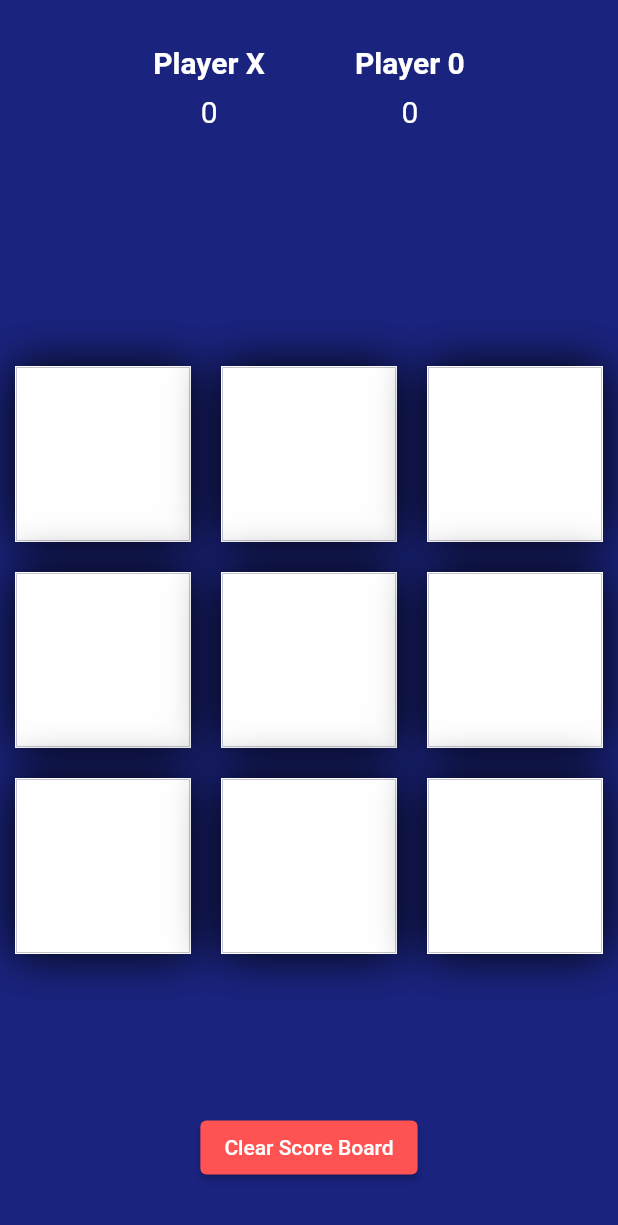
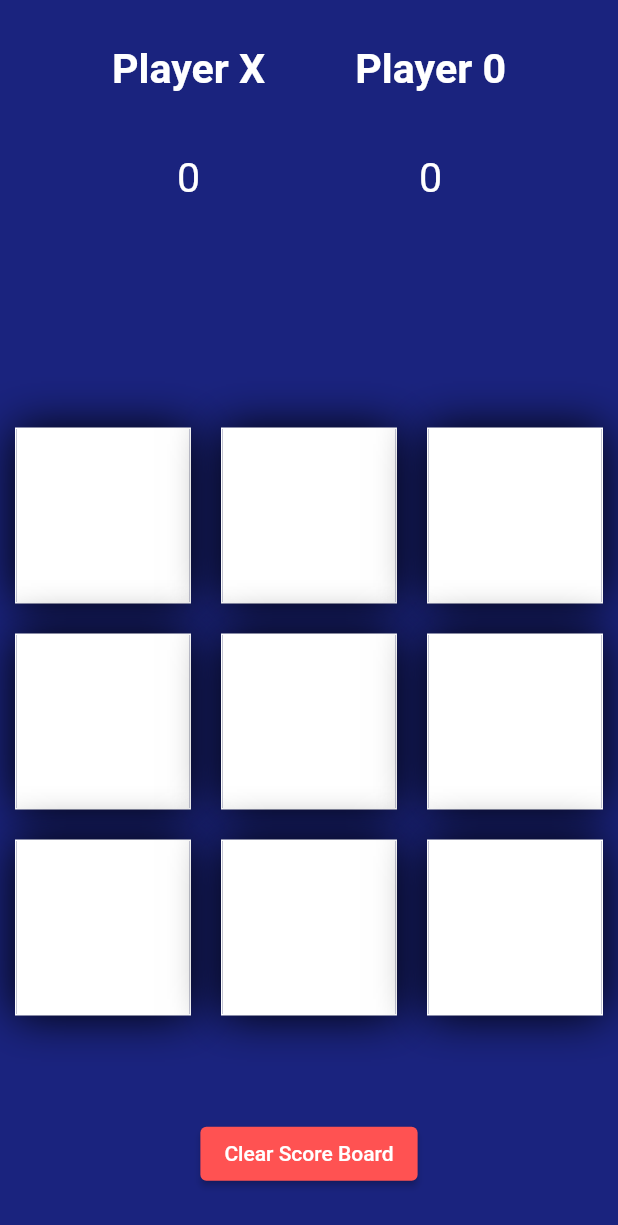
Before and after one commit to safadtm/flutter-tic-tac-toe, a Flutter app: the screen it shows after launch, on a phone screen of 412 x 824 dp. Shown: the top 1225 px of the screen. Run offline on Flutter 3.47's test engine with Material 2 defaults, Android fonts, the phone set to English and light mode, and no system bars; our stand-ins replace sizer.

Commit message:
Sizer plugin added

```diff
--- a/lib/main.dart
+++ b/lib/main.dart
@@ -1,4 +1,5 @@
 import 'package:flutter/material.dart';
+import 'package:sizer/sizer.dart';
 
 void main() {
   runApp(const MyApp());
@@ -10,10 +11,12 @@ class MyApp extends StatelessWidget {
   // This widget is the root of your application.
   @override
   Widget build(BuildContext context) {
-    return MaterialApp(
+    return Sizer(builder: (context, orientation, deviceType) {
+      return const MaterialApp(
         debugShowCheckedModeBanner: false,
-      home: const HomePage(),
+        home: HomePage(),
       );
+    });
   }
 }
 
@@ -36,14 +39,12 @@ class _HomePageState extends State<HomePage> {
 
   @override
   Widget build(BuildContext context) {
-    return Scaffold(
+    return SafeArea(
+      child: Scaffold(
         backgroundColor: Colors.indigo[900],
         body: Column(
           children: <Widget>[
             SingleChildScrollView(
-            child: Expanded(
-              // creating the ScoreBoard
-
               child: SizedBox(
                 child: Row(
                   mainAxisAlignment: MainAxisAlignment.center,
@@ -53,18 +54,18 @@ class _HomePageState extends State<HomePage> {
                       child: Column(
                         mainAxisAlignment: MainAxisAlignment.center,
                         children: <Widget>[
-                          const Text(
+                          Text(
                             'Player X',
                             style: TextStyle(
-                                fontSize: 20,
+                                fontSize: 20.sp,
                                 fontWeight: FontWeight.bold,
                                 color: Colors.white),
                           ),
-                          const SizedBox(height: 10),
+                          SizedBox(height: 5.h),
                           Text(
                             xScore.toString(),
-                            style: const TextStyle(
-                                fontSize: 20, color: Colors.white),
+                            style:
+                                TextStyle(fontSize: 20.sp, color: Colors.white),
                           ),
                         ],
                       ),
@@ -74,18 +75,18 @@ class _HomePageState extends State<HomePage> {
                       child: Column(
                         mainAxisAlignment: MainAxisAlignment.center,
                         children: <Widget>[
-                          const Text(
+                          Text(
                             'Player 0',
                             style: TextStyle(
-                                fontSize: 20,
+                                fontSize: 20.sp,
                                 fontWeight: FontWeight.bold,
                                 color: Colors.white),
                           ),
-                          const SizedBox(height: 10),
+                          SizedBox(height: 5.h),
                           Text(
                             oScore.toString(),
-                            style: const TextStyle(
-                                fontSize: 20, color: Colors.white),
+                            style:
+                                TextStyle(fontSize: 20.sp, color: Colors.white),
                           ),
                         ],
                       ),
@@ -94,8 +95,7 @@ class _HomePageState extends State<HomePage> {
                 ),
               ),
             ),
-          ),
-          Spacer(),
+            const Spacer(),
             /////////////////////////////////
             Expanded(
               flex: 4,
@@ -128,7 +128,8 @@ class _HomePageState extends State<HomePage> {
                                 color: displayElement[index] == 'O'
                                     ? Colors.red
                                     : Colors.green,
-                                fontSize: 35),
+                                fontSize: 35.sp,
+                              ),
                             ),
                           ),
                         ),
@@ -159,6 +160,7 @@ class _HomePageState extends State<HomePage> {
               ),
             ),
           ],
+        ),
       ),
     );
   }
```
Also changed, not shown: pubspec.yaml (+1 -9 lines), pubspec.lock. Lines whose indentation alone changed are shown as unchanged.
